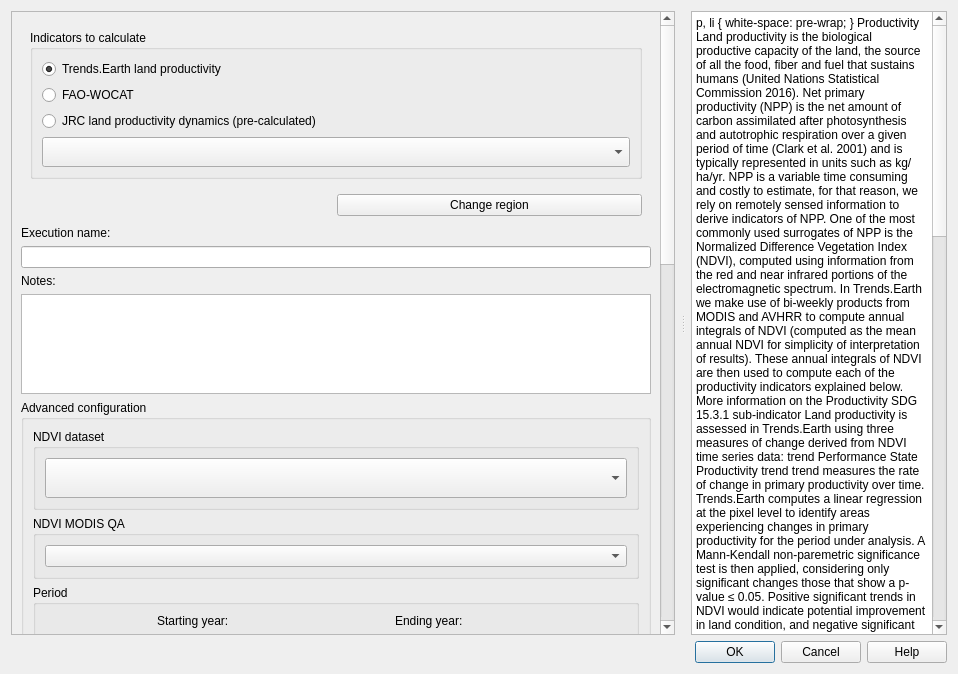
Above: LDMP/gui/DlgCalculateProd.ui from ConservationInternational/trends.earth before the change. Below: the same form after it.
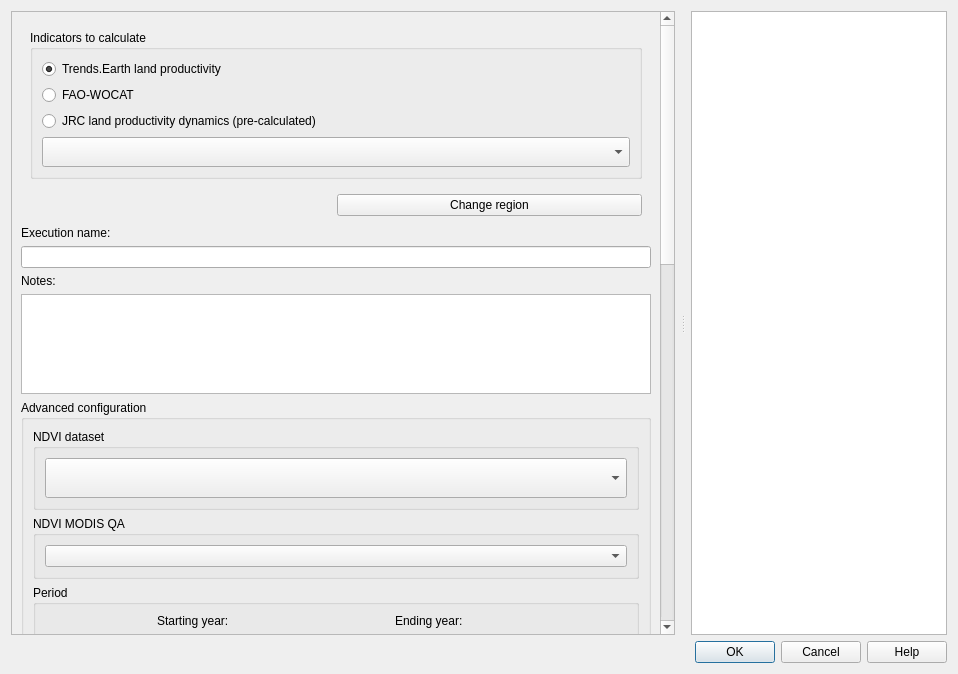
That is the form after the change. Custom widgets are drawn as their Qt base class.

Patch:
```diff
--- a/LDMP/gui/DlgCalculateProd.ui
+++ b/LDMP/gui/DlgCalculateProd.ui
@@ -1213,50 +1213,7 @@
       <property name="accessibleName">
        <string/>
       </property>
-      <property name="html">
-       <string>&lt;!DOCTYPE HTML PUBLIC &quot;-//W3C//DTD HTML 4.0//EN&quot; &quot;http://www.w3.org/TR/REC-html40/strict.dtd&quot;&gt;
-&lt;html&gt;&lt;head&gt;&lt;meta name=&quot;qrichtext&quot; content=&quot;1&quot; /&gt;&lt;style type=&quot;text/css&quot;&gt;
-p, li { white-space: pre-wrap; }
-&lt;/style&gt;&lt;/head&gt;&lt;body style=&quot; font-family:'Ubuntu Sans'; font-size:11pt; font-weight:400; font-style:normal;&quot;&gt;
-&lt;p style=&quot; margin-top:0px; margin-bottom:0px; margin-left:0px; margin-right:0px; -qt-block-indent:0; text-indent:0px;&quot;&gt;&lt;span style=&quot; font-family:'Ubuntu'; font-weight:600;&quot;&gt;Productivity&lt;/span&gt;&lt;/p&gt;
-&lt;p style=&quot; margin-top:12px; margin-bottom:12px; margin-left:0px; margin-right:0px; -qt-block-indent:0; text-indent:0px;&quot;&gt;&lt;span style=&quot; font-family:'Ubuntu';&quot;&gt;Land productivity is the biological productive capacity of the land, the source of all the food, fiber and fuel that sustains humans (United Nations Statistical Commission 2016). Net primary productivity (NPP) is the net amount of carbon assimilated after photosynthesis and autotrophic respiration over a given period of time (Clark et al. 2001) and is typically represented in units such as kg/ha/yr. NPP is a variable time consuming and costly to estimate, for that reason, we rely on remotely sensed information to derive indicators of NPP.&lt;/span&gt;&lt;/p&gt;
-&lt;p style=&quot;-qt-paragraph-type:empty; margin-top:12px; margin-bottom:12px; margin-left:0px; margin-right:0px; -qt-block-indent:0; text-indent:0px; font-family:'Ubuntu';&quot;&gt;&lt;br /&gt;&lt;/p&gt;
-&lt;p style=&quot; margin-top:12px; margin-bottom:12px; margin-left:0px; margin-right:0px; -qt-block-indent:0; text-indent:0px;&quot;&gt;&lt;span style=&quot; font-family:'Ubuntu';&quot;&gt;One of the most commonly used surrogates of NPP is the Normalized Difference Vegetation Index (NDVI), computed using information from the red and near infrared portions of the electromagnetic spectrum. In Trends.Earth we make use of bi-weekly products from MODIS and AVHRR to compute annual integrals of NDVI (computed as the mean annual NDVI for simplicity of interpretation of results). These annual integrals of NDVI are then used to compute each of the productivity indicators explained below.&lt;/span&gt;&lt;/p&gt;
-&lt;p style=&quot;-qt-paragraph-type:empty; margin-top:12px; margin-bottom:12px; margin-left:0px; margin-right:0px; -qt-block-indent:0; text-indent:0px; font-family:'Ubuntu';&quot;&gt;&lt;br /&gt;&lt;/p&gt;
-&lt;p style=&quot; margin-top:12px; margin-bottom:12px; margin-left:0px; margin-right:0px; -qt-block-indent:0; text-indent:0px;&quot;&gt;&lt;a href=&quot;https://docs.trends.earth/en/latest/for_users/features/landdegradation.html#productivity&quot;&gt;&lt;span style=&quot; font-family:'Ubuntu'; text-decoration: underline; &quot;&gt;More information on the Productivity SDG 15.3.1 sub-indicator&lt;/span&gt;&lt;/a&gt;&lt;/p&gt;
-&lt;p style=&quot;-qt-paragraph-type:empty; margin-top:12px; margin-bottom:12px; margin-left:0px; margin-right:0px; -qt-block-indent:0; text-indent:0px; font-family:'Ubuntu';&quot;&gt;&lt;br /&gt;&lt;/p&gt;
-&lt;p style=&quot; margin-top:12px; margin-bottom:12px; margin-left:0px; margin-right:0px; -qt-block-indent:0; text-indent:0px;&quot;&gt;&lt;span style=&quot; font-family:'Ubuntu';&quot;&gt;Land productivity is assessed in Trends.Earth using three measures of change derived from NDVI time series data: &lt;/span&gt;&lt;/p&gt;
-&lt;ul style=&quot;margin-top: 0px; margin-bottom: 0px; margin-left: 0px; margin-right: 0px; -qt-list-indent: 1;&quot;&gt;&lt;li style=&quot; font-family:'Ubuntu';&quot; style=&quot; margin-top:12px; margin-bottom:0px; margin-left:0px; margin-right:0px; -qt-block-indent:0; text-indent:0px;&quot;&gt;trend&lt;/li&gt;
-&lt;li style=&quot; font-family:'Ubuntu';&quot; style=&quot; margin-top:0px; margin-bottom:0px; margin-left:0px; margin-right:0px; -qt-block-indent:0; text-indent:0px;&quot;&gt;Performance&lt;/li&gt;
-&lt;li style=&quot; font-family:'Ubuntu';&quot; style=&quot; margin-top:0px; margin-bottom:12px; margin-left:0px; margin-right:0px; -qt-block-indent:0; text-indent:0px;&quot;&gt;State&lt;/li&gt;&lt;/ul&gt;
-&lt;p style=&quot;-qt-paragraph-type:empty; margin-top:0px; margin-bottom:12px; margin-left:0px; margin-right:0px; -qt-block-indent:0; text-indent:0px; font-family:'Ubuntu';&quot;&gt;&lt;br /&gt;&lt;/p&gt;
-&lt;p style=&quot; margin-top:0px; margin-bottom:12px; margin-left:0px; margin-right:0px; -qt-block-indent:0; text-indent:0px;&quot;&gt;&lt;span style=&quot; font-family:'Ubuntu'; font-weight:600;&quot;&gt;Productivity trend&lt;/span&gt;&lt;/p&gt;
-&lt;p style=&quot; margin-top:12px; margin-bottom:12px; margin-left:0px; margin-right:0px; -qt-block-indent:0; text-indent:0px;&quot;&gt;&lt;span style=&quot; font-family:'Ubuntu';&quot;&gt;trend measures the rate of change in primary productivity over time. Trends.Earth computes a linear regression at the pixel level to identify areas experiencing changes in primary productivity for the period under analysis. A Mann-Kendall non-paremetric significance test is then applied, considering only significant changes those that show a p-value ≤ 0.05. Positive significant trends in NDVI would indicate potential improvement in land condition, and negative significant trends potential degradation.&lt;/span&gt;&lt;/p&gt;
-&lt;p style=&quot;-qt-paragraph-type:empty; margin-top:12px; margin-bottom:12px; margin-left:0px; margin-right:0px; -qt-block-indent:0; text-indent:0px; font-family:'Ubuntu';&quot;&gt;&lt;br /&gt;&lt;/p&gt;
-&lt;p style=&quot; margin-top:12px; margin-bottom:12px; margin-left:0px; margin-right:0px; -qt-block-indent:0; text-indent:0px;&quot;&gt;&lt;a href=&quot;https://docs.trends.earth/en/latest/for_users/features/landdegradation.html#productivity-trajectory&quot;&gt;&lt;span style=&quot; font-family:'Ubuntu'; text-decoration: underline; &quot;&gt;More information on Productivity Trajectory&lt;/span&gt;&lt;/a&gt;&lt;/p&gt;
-&lt;p style=&quot;-qt-paragraph-type:empty; margin-top:12px; margin-bottom:12px; margin-left:0px; margin-right:0px; -qt-block-indent:0; text-indent:0px; font-family:'Ubuntu';&quot;&gt;&lt;br /&gt;&lt;/p&gt;
-&lt;p style=&quot; margin-top:12px; margin-bottom:12px; margin-left:0px; margin-right:0px; -qt-block-indent:0; text-indent:0px;&quot;&gt;&lt;span style=&quot; font-family:'Ubuntu'; font-weight:600;&quot;&gt;Productivity State&lt;/span&gt;&lt;/p&gt;
-&lt;p style=&quot; margin-top:12px; margin-bottom:12px; margin-left:0px; margin-right:0px; -qt-block-indent:0; text-indent:0px;&quot;&gt;&lt;span style=&quot; font-family:'Ubuntu';&quot;&gt;The Productivity State indicator allows for the detection of recent changes in primary productivity as compared to a baseline period. The indicator is computed as follows:&lt;/span&gt;&lt;/p&gt;
-&lt;ol style=&quot;margin-top: 0px; margin-bottom: 0px; margin-left: 0px; margin-right: 0px; -qt-list-indent: 1;&quot;&gt;&lt;li style=&quot; font-family:'Ubuntu';&quot; style=&quot; margin-top:12px; margin-bottom:12px; margin-left:0px; margin-right:0px; -qt-block-indent:0; text-indent:0px;&quot;&gt;Define the baseline period (historical period to which to compare recent primary productivity).&lt;/li&gt;
-&lt;li style=&quot; font-family:'Ubuntu';&quot; style=&quot; margin-top:12px; margin-bottom:12px; margin-left:0px; margin-right:0px; -qt-block-indent:0; text-indent:0px;&quot;&gt;Define the comparison period (recent years used to compute comparison). It is recommended to use a 3-year to avoid annual fluctuations related to climate.&lt;/li&gt;
-&lt;li style=&quot; font-family:'Ubuntu';&quot; style=&quot; margin-top:12px; margin-bottom:12px; margin-left:0px; margin-right:0px; -qt-block-indent:0; text-indent:0px;&quot;&gt;For each pixel, use the annual integrals of NDVI for the baseline period to compute a frequency distribution. In case the baseline period missed some extreme values in NDVI, add 5% on both extremes of the distribution. That expanded frequency distribution curve is then used to define the cut-off values of the 10 percentile classes.&lt;/li&gt;
-&lt;li style=&quot; font-family:'Ubuntu';&quot; style=&quot; margin-top:12px; margin-bottom:12px; margin-left:0px; margin-right:0px; -qt-block-indent:0; text-indent:0px;&quot;&gt;Compute the mean NDVI for the baseline period, and determine the percentile class it belongs to. Assign to the mean NDVI for the baseline period the number corresponding to that percentile class. Possible values range from 1 (lowest class) to 10 (highest class).&lt;/li&gt;
-&lt;li style=&quot; font-family:'Ubuntu';&quot; style=&quot; margin-top:12px; margin-bottom:12px; margin-left:0px; margin-right:0px; -qt-block-indent:0; text-indent:0px;&quot;&gt;Compute the mean NDVI for the comparison period, and determine the percentile class it belongs to. Assign to the mean NDVI for the comparison period the number corresponding to that percentile class. Possible values range from 1 (lowest class) to 10 (highest class).&lt;/li&gt;
-&lt;li style=&quot; font-family:'Ubuntu';&quot; style=&quot; margin-top:12px; margin-bottom:12px; margin-left:0px; margin-right:0px; -qt-block-indent:0; text-indent:0px;&quot;&gt;Determine the difference in class number between the comparison and the baseline period (comparison minus baseline).&lt;/li&gt;
-&lt;li style=&quot; font-family:'Ubuntu';&quot; style=&quot; margin-top:12px; margin-bottom:12px; margin-left:0px; margin-right:0px; -qt-block-indent:0; text-indent:0px;&quot;&gt;If the difference in class between the baseline and the comparison period is ≤ 2, then that pixel could potentially be degraded. If the difference is ≥ 2, that pixel would indicate a recent improvement in terms of primary productivity. Pixels with small changes are considered stable.&lt;/li&gt;&lt;/ol&gt;
-&lt;p style=&quot;-qt-paragraph-type:empty; margin-top:12px; margin-bottom:12px; margin-left:0px; margin-right:0px; -qt-block-indent:0; text-indent:0px; font-family:'Ubuntu';&quot;&gt;&lt;br /&gt;&lt;/p&gt;
-&lt;p style=&quot; margin-top:12px; margin-bottom:12px; margin-left:0px; margin-right:0px; -qt-block-indent:0; text-indent:0px;&quot;&gt;&lt;a href=&quot;https://docs.trends.earth/en/latest/for_users/features/landdegradation.html#productivity-state&quot;&gt;&lt;span style=&quot; font-family:'Ubuntu'; text-decoration: underline; &quot;&gt;More information on Productivity State&lt;/span&gt;&lt;/a&gt;&lt;/p&gt;
-&lt;p style=&quot;-qt-paragraph-type:empty; margin-top:0px; margin-bottom:0px; margin-left:0px; margin-right:0px; -qt-block-indent:0; text-indent:0px; font-family:'Ubuntu'; text-decoration: underline; &quot;&gt;&lt;br /&gt;&lt;/p&gt;
-&lt;p style=&quot; margin-top:12px; margin-bottom:12px; margin-left:0px; margin-right:0px; -qt-block-indent:0; text-indent:0px;&quot;&gt;&lt;span style=&quot; font-family:'Ubuntu'; font-weight:600;&quot;&gt;Productivity Performance&lt;/span&gt;&lt;/p&gt;
-&lt;p style=&quot; margin-top:12px; margin-bottom:12px; margin-left:0px; margin-right:0px; -qt-block-indent:0; text-indent:0px;&quot;&gt;&lt;span style=&quot; font-family:'Ubuntu';&quot;&gt;The Productivity Performance indicator measures local productivity relative to other similar vegetation types in similar land cover types or bioclimatic regions throughout the study area. Trends.Earth uses the unique combination of soil units (soil taxonomy units using USDA system provided by SoilGrids at 250m resolution) and land cover (full 37 land cover classes provided by ESA CCI at 300m resolution) to define this areas of analysis. The indicator is computed as follows:&lt;/span&gt;&lt;/p&gt;
-&lt;ol style=&quot;margin-top: 0px; margin-bottom: 0px; margin-left: 0px; margin-right: 0px; -qt-list-indent: 1;&quot;&gt;&lt;li style=&quot; font-family:'Ubuntu';&quot; style=&quot; margin-top:12px; margin-bottom:12px; margin-left:0px; margin-right:0px; -qt-block-indent:0; text-indent:0px;&quot;&gt;Define the analysis period, and use the time series of NDVI to compute mean the NDVI for each pixel.&lt;/li&gt;
-&lt;li style=&quot; font-family:'Ubuntu';&quot; style=&quot; margin-top:12px; margin-bottom:12px; margin-left:0px; margin-right:0px; -qt-block-indent:0; text-indent:0px;&quot;&gt;Define similar ecologically similar units as the unique intersection of land cover and soil type.&lt;/li&gt;
-&lt;li style=&quot; font-family:'Ubuntu';&quot; style=&quot; margin-top:12px; margin-bottom:12px; margin-left:0px; margin-right:0px; -qt-block-indent:0; text-indent:0px;&quot;&gt;For each unit, extract all the mean NDVI values computed in step 1, and create a frequency distribution. From this distribution determine the value which represents the 90th percentile (we don’t recommend using the absolute maximum NDVI value to avoid possible errors due to the presence of outliers). The value representing the 90th percentile will be considered the maximum productivity for that unit.&lt;/li&gt;
-&lt;li style=&quot; font-family:'Ubuntu';&quot; style=&quot; margin-top:12px; margin-bottom:12px; margin-left:0px; margin-right:0px; -qt-block-indent:0; text-indent:0px;&quot;&gt;Compute the ratio of mean NDVI and maximum productivity (in each case compare the mean observed value to the maximum for its corresponding unit).&lt;/li&gt;
-&lt;li style=&quot; font-family:'Ubuntu';&quot; style=&quot; margin-top:12px; margin-bottom:12px; margin-left:0px; margin-right:0px; -qt-block-indent:0; text-indent:0px;&quot;&gt;If observed mean NDVI is lower than 50% than the maximum productivity, that pixel is considered potentially degraded for this indicator.&lt;/li&gt;&lt;/ol&gt;
-&lt;p style=&quot;-qt-paragraph-type:empty; margin-top:12px; margin-bottom:12px; margin-left:0px; margin-right:0px; -qt-block-indent:0; text-indent:0px; font-family:'Ubuntu';&quot;&gt;&lt;br /&gt;&lt;/p&gt;
-&lt;p style=&quot; margin-top:12px; margin-bottom:12px; margin-left:0px; margin-right:0px; -qt-block-indent:0; text-indent:0px;&quot;&gt;&lt;a href=&quot;https://docs.trends.earth/en/latest/for_users/features/landdegradation.html#productivity-performance&quot;&gt;&lt;span style=&quot; font-family:'Ubuntu'; text-decoration: underline; &quot;&gt;More information on Productivity Performance&lt;/span&gt;&lt;/a&gt;&lt;/p&gt;&lt;/body&gt;&lt;/html&gt;</string>
-      </property>
+      <property name="html"><string/></property>
       <property name="openExternalLinks">
        <bool>true</bool>
       </property>
```
